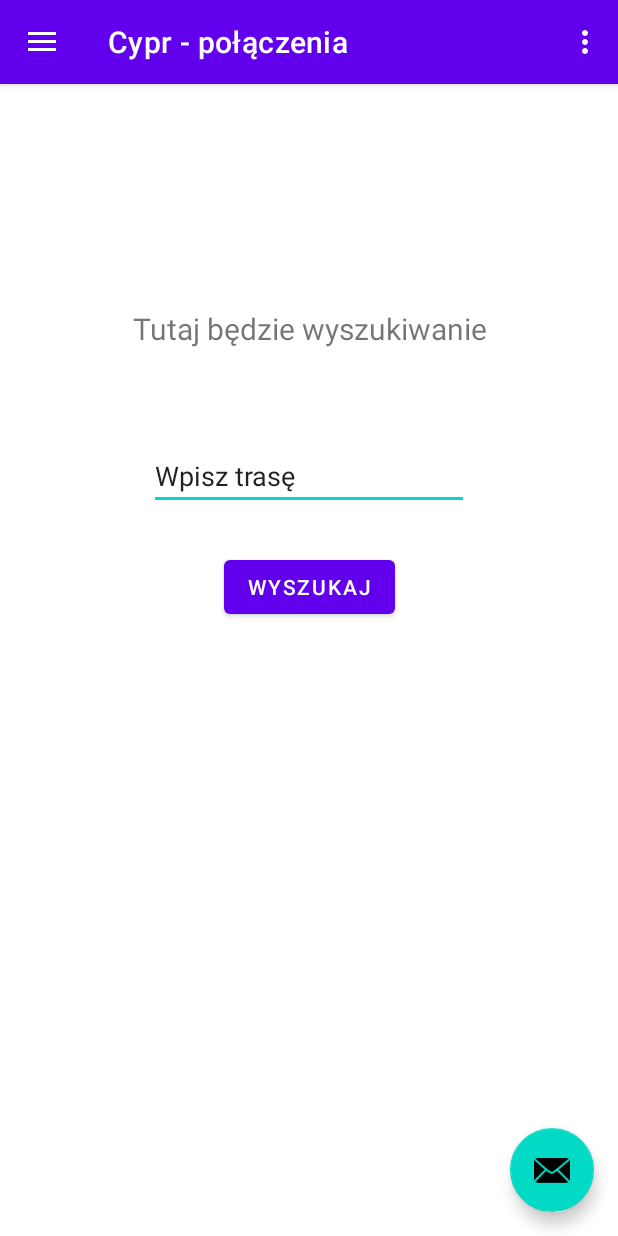
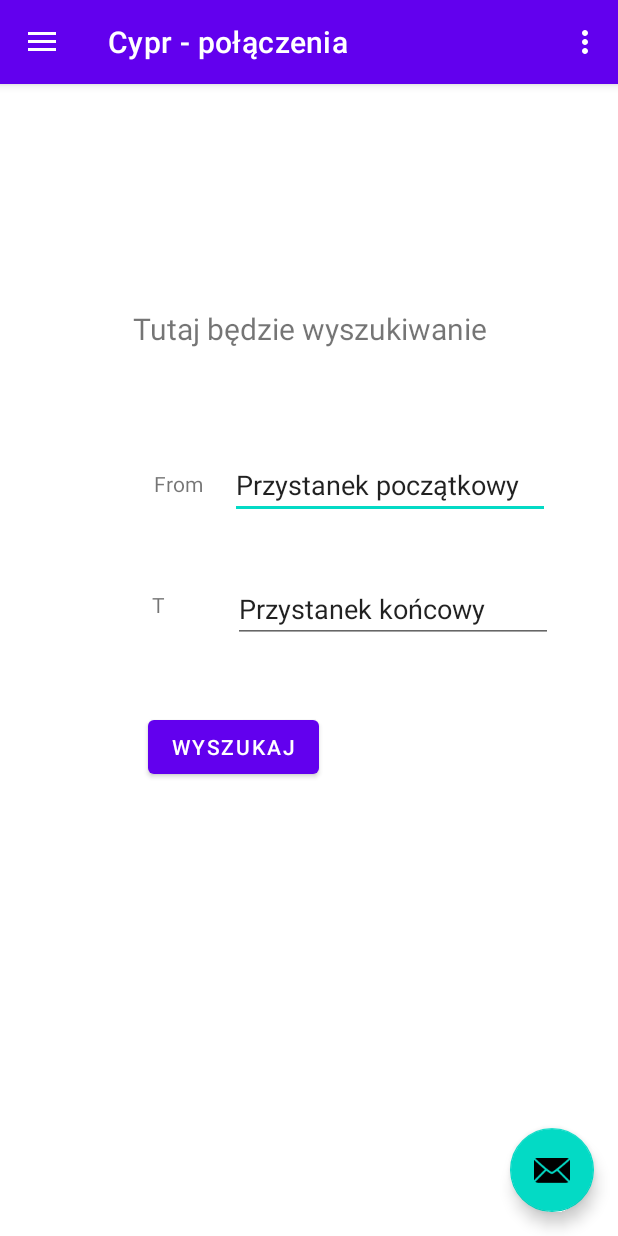
Before and after one commit to Arkadiusz-K/jakDojadeCypr, an Android app: the screen it shows after launch (MainActivity), after a tap on "WYSZUKAJ", on a phone screen of 412 x 824 dp. Run offline under Robolectric (Android 15) with nearby library versions, the phone set to English and light mode, and no system bars; our stand-ins replace Firebase (no records; nobody signed in at launch, a user with empty details on screens opened directly), navigation-ui.

Commit message:
2912g0137

```diff
--- a/app/build.gradle
+++ b/app/build.gradle
@@ -41,6 +41,9 @@ dependencies {
     implementation 'androidx.lifecycle:lifecycle-livedata-ktx:2.2.0'
     implementation 'androidx.lifecycle:lifecycle-viewmodel-ktx:2.2.0'
     implementation platform('com.google.firebase:firebase-bom:26.1.0')
+    implementation 'com.google.firebase:firebase-analytics:17.2.1'
+    implementation 'com.google.firebase:firebase-database:19.2.0'
+
     // Declare the dependency for the Firebase SDK for Google Analytics
     implementation 'com.google.firebase:firebase-analytics'
     // Declare the dependencies for any other desired Firebase products
--- a/app/src/main/java/com/example/cyprjakdojade/ui/home/HomeFragment.java
+++ b/app/src/main/java/com/example/cyprjakdojade/ui/home/HomeFragment.java
@@ -2,6 +2,7 @@ package com.example.cyprjakdojade.ui.home;
 
 import android.os.Bundle;
 import android.text.Editable;
+import android.util.Log;
 import android.view.LayoutInflater;
 import android.view.View;
 import android.view.ViewGroup;
@@ -16,11 +17,22 @@ import androidx.lifecycle.ViewModelProvider;
 import android.widget.Button;
 
 import com.example.cyprjakdojade.R;
+import com.google.firebase.database.DataSnapshot;
+import com.google.firebase.database.DatabaseError;
+import com.google.firebase.database.DatabaseReference;
+import com.google.firebase.database.FirebaseDatabase;
+import com.google.firebase.database.Query;
+import com.google.firebase.database.ValueEventListener;
+
+import java.util.ArrayList;
 
 public class HomeFragment extends Fragment {
 
+    private static final String TAG = "blad";
     private HomeViewModel homeViewModel;
     EditText tv;
+    EditText tv2;
+    String name;
 
     public View onCreateView(@NonNull LayoutInflater inflater,
                              ViewGroup container, Bundle savedInstanceState) {
@@ -34,14 +46,37 @@ public class HomeFragment extends Fragment {
                 textView.setText(s);
             }
         });
+        final FirebaseDatabase database = FirebaseDatabase.getInstance();
+        DatabaseReference ref = database.getReference("name");
+        //reference = FirebaseDatabase.getInstance().getReference("users").child(id);
+        // tu wklejam
+        ValueEventListener valueEventListener = new ValueEventListener() {
+            @Override
+            public void onDataChange(DataSnapshot dataSnapshot) {
+                name = dataSnapshot.getValue(String.class);
+                Log.d(TAG, name);
+                System.out.println("IMIE: "+name);
+            }
+
+            @Override
+            public void onCancelled(@NonNull DatabaseError databaseError) {
+                System.out.println("BLAAAAAD");
+            }
+        };
+        ref.addListenerForSingleValueEvent(valueEventListener);
+
         tv = root.findViewById(R.id.EditTextSearch);
+        tv2 = root.findViewById(R.id.EditTextSearch2);
         Button button = (Button)root.findViewById(R.id.buttonSearch);
         button.setOnClickListener(new View.OnClickListener(){
             @Override
             public void onClick(View view){
-                String doWyszukania = tv.getText().toString();
-                System.out.println(doWyszukania);
-                System.out.println("NAPIS NAPIS");
+                System.out.println("----------------NAPIS NAPIS-----------------");
+                String przystanekPoczatkowy = tv.getText().toString();
+                System.out.println("poczatkowy: "+przystanekPoczatkowy);
+                String przystanekKoncowy = tv2.getText().toString();
+                System.out.println("koncowy: "+przystanekKoncowy);
+                System.out.println("CZY DZIALA IMIE?: "+name);
             }
         });
         return root;
--- a/app/src/main/res/layout/fragment_home.xml
+++ b/app/src/main/res/layout/fragment_home.xml
@@ -26,24 +26,64 @@
         android:id="@+id/EditTextSearch"
         android:layout_width="wrap_content"
         android:layout_height="wrap_content"
-        android:layout_marginTop="62dp"
+        android:layout_marginTop="68dp"
+        android:autofillHints=""
         android:ems="10"
         android:inputType="textPersonName"
         android:text="@string/name"
         app:layout_constraintEnd_toEndOf="parent"
+        app:layout_constraintHorizontal_bias="0.772"
         app:layout_constraintStart_toStartOf="parent"
         app:layout_constraintTop_toBottomOf="@+id/text_home"
-        tools:ignore="LabelFor"
-        android:autofillHints="" />
+        tools:ignore="LabelFor" />
 
     <Button
         android:id="@+id/buttonSearch"
         android:layout_width="wrap_content"
         android:layout_height="wrap_content"
-        android:layout_marginTop="27dp"
+        android:layout_marginTop="128dp"
         android:text="@string/button"
         app:layout_constraintEnd_toEndOf="parent"
+        app:layout_constraintHorizontal_bias="0.33"
         app:layout_constraintStart_toStartOf="parent"
         app:layout_constraintTop_toBottomOf="@+id/EditTextSearch" />
 
+    <EditText
+        android:id="@+id/EditTextSearch2"
+        android:layout_width="wrap_content"
+        android:layout_height="wrap_content"
+        android:layout_marginTop="37dp"
+        android:layout_marginEnd="43dp"
+        android:autofillHints=""
+        android:ems="10"
+        android:inputType="textPersonName"
+        android:text="@string/name2"
+        app:layout_constraintEnd_toEndOf="parent"
+        app:layout_constraintStart_toEndOf="@+id/textView3"
+        app:layout_constraintTop_toBottomOf="@+id/EditTextSearch" />
+
+    <TextView
+        android:id="@+id/textView2"
+        android:layout_width="wrap_content"
+        android:layout_height="wrap_content"
+        android:layout_marginEnd="18dp"
+        android:layout_marginBottom="14dp"
+        android:text="@string/from"
+        app:layout_constraintBottom_toBottomOf="@+id/EditTextSearch"
+        app:layout_constraintEnd_toStartOf="@+id/EditTextSearch" />
+
+    <TextView
+        android:id="@+id/textView3"
+        android:layout_width="0dp"
+        android:layout_height="19dp"
+        android:layout_marginStart="101dp"
+        android:layout_marginTop="62dp"
+        android:layout_marginEnd="39dp"
+        android:layout_marginBottom="62dp"
+        android:text="@string/to"
+        app:layout_constraintBottom_toTopOf="@+id/buttonSearch"
+        app:layout_constraintEnd_toStartOf="@+id/EditTextSearch2"
+        app:layout_constraintStart_toStartOf="parent"
+        app:layout_constraintTop_toBottomOf="@+id/textView2" />
+
 </androidx.constraintlayout.widget.ConstraintLayout>
--- a/app/src/main/res/values/strings.xml
+++ b/app/src/main/res/values/strings.xml
@@ -14,7 +14,10 @@
     <string name="menu_trasa">Trasa</string>
     <string name="menu_zaloguj">Zaloguj się</string>
     <string name="button">Wyszukaj</string>
-    <string name="name">Wpisz trasę</string>
+    <string name="name">Przystanek początkowy</string>
     <string name="wyszukaj">wyszukaj</string>
     <string name="wyszukaj_tras">wyszukaj_tras</string>
+    <string name="from">From</string>
+    <string name="name2">Przystanek końcowy</string>
+    <string name="to">To</string>
 </resources>
```
